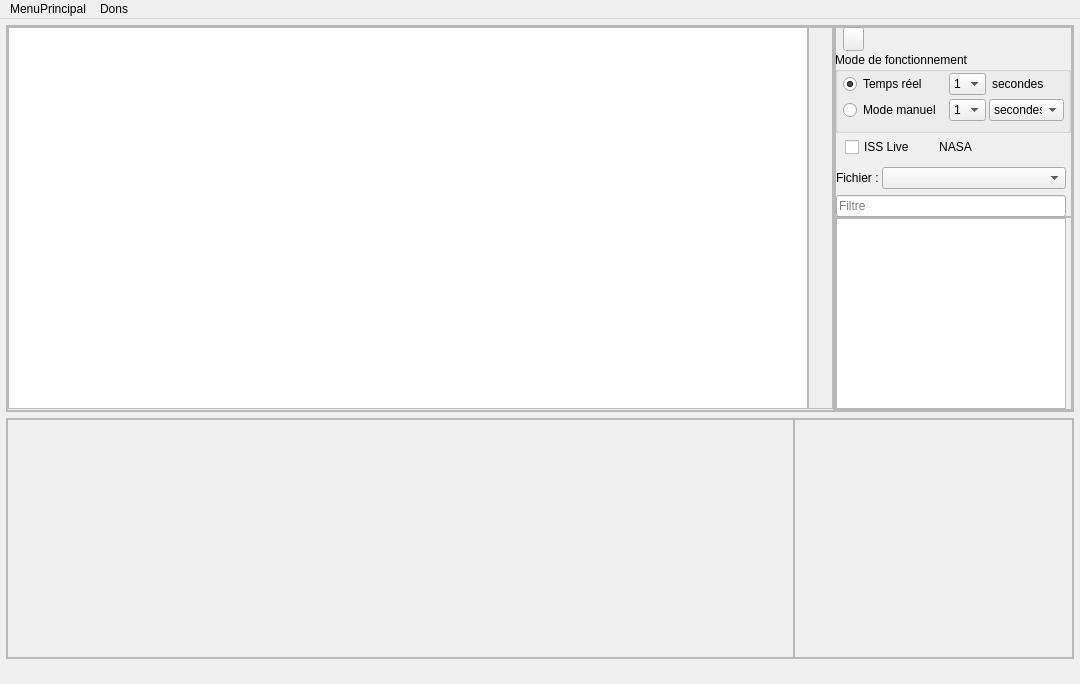
This is src/interface/previsat.ui in mconsidine/previsat_archive as Qt 5 draws it before an edit. The edited form follows.
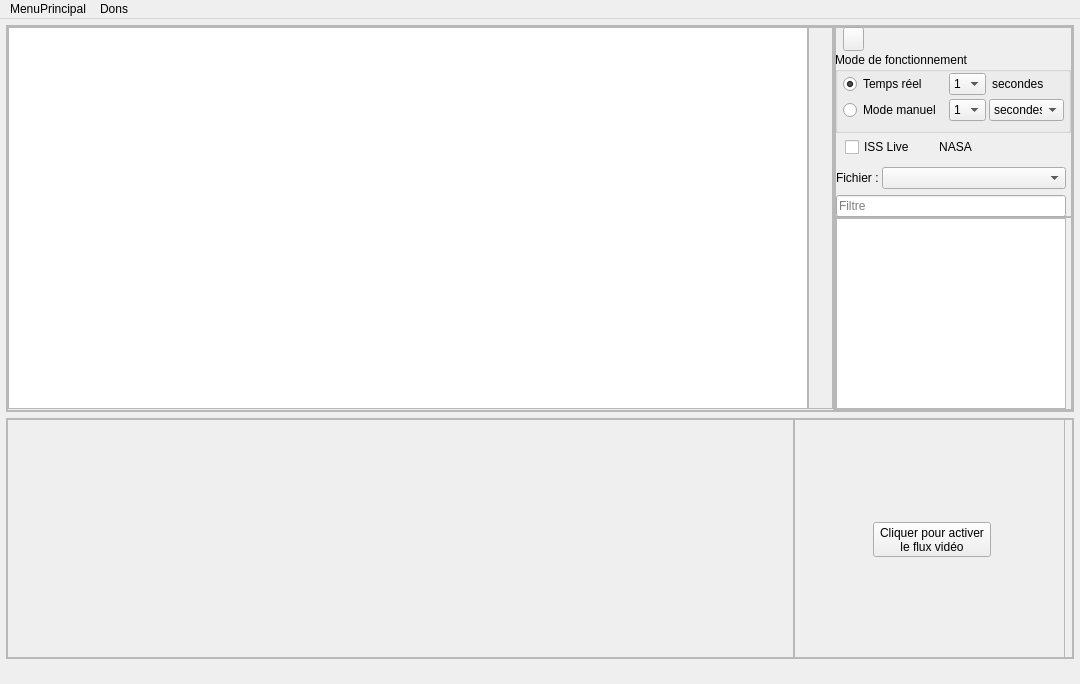
This is the edited form. Icons and pictures are not drawn.

What changed in the file:
```diff
--- a/src/interface/previsat.ui
+++ b/src/interface/previsat.ui
@@ -761,6 +761,72 @@
          <property name="frameShadow">
           <enum>QFrame::Raised</enum>
          </property>
+         <widget class="QWidget" name="layoutWidget">
+          <property name="geometry">
+           <rect>
+            <x>0</x>
+            <y>0</y>
+            <width>271</width>
+            <height>241</height>
+           </rect>
+          </property>
+          <layout class="QVBoxLayout" name="layoutRadar">
+           <property name="spacing">
+            <number>0</number>
+           </property>
+           <item>
+            <widget class="QFrame" name="frameVideo">
+             <property name="frameShape">
+              <enum>QFrame::StyledPanel</enum>
+             </property>
+             <property name="frameShadow">
+              <enum>QFrame::Raised</enum>
+             </property>
+             <layout class="QHBoxLayout" name="horizontalLayout_5">
+              <property name="spacing">
+               <number>0</number>
+              </property>
+              <property name="leftMargin">
+               <number>6</number>
+              </property>
+              <property name="topMargin">
+               <number>0</number>
+              </property>
+              <property name="rightMargin">
+               <number>0</number>
+              </property>
+              <property name="bottomMargin">
+               <number>0</number>
+              </property>
+              <item>
+               <widget class="QToolButton" name="lancementVideoNasa">
+                <property name="mouseTracking">
+                 <bool>true</bool>
+                </property>
+                <property name="text">
+                 <string>Cliquer pour activer
+le flux vidéo</string>
+                </property>
+                <property name="icon">
+                 <iconset resource="../../resources.qrc">
+                  <normaloff>:/resources/interface/NASA.bmp</normaloff>:/resources/interface/NASA.bmp</iconset>
+                </property>
+                <property name="iconSize">
+                 <size>
+                  <width>135</width>
+                  <height>125</height>
+                 </size>
+                </property>
+                <property name="toolButtonStyle">
+                 <enum>Qt::ToolButtonTextUnderIcon</enum>
+                </property>
+               </widget>
+              </item>
+             </layout>
+            </widget>
+           </item>
+          </layout>
+         </widget>
         </widget>
        </item>
       </layout>
```
